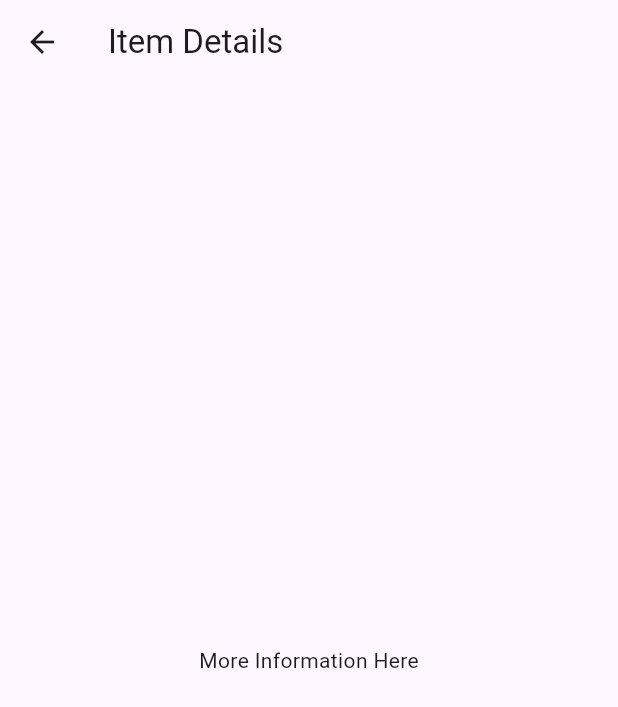
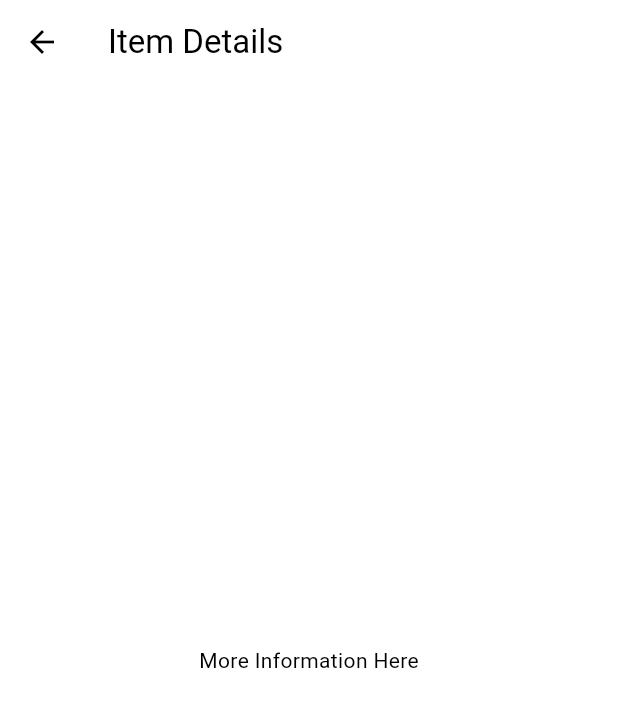
Before and after one commit to SurenaSKQ/moonrelay, a Flutter app: the screen it shows after launch, after a tap on an icon or button, on a phone screen of 412 x 824 dp. Shown: the top 707 px of the screen. Run offline on Flutter 3.47's test engine with Material 3 defaults, Android fonts, the phone set to English and light mode, and no system bars; our stand-ins replace logger; missing offline and left inert: matrix; generated files the repository leaves out were written again.

Commit message:
App entry and logging

```diff
--- a/lib/main.dart
+++ b/lib/main.dart
@@ -15,23 +15,69 @@
 // You should have received a copy of the GNU General Public License
 // along with Prject Azhi.  If not, see <http://www.gnu.org/licenses/>.
 
+// This is the application entry point. It servers the purpose of intializing vital data.
+
+// TODO[epic=very_logterm] Use fluent UI
+
+import 'dart:io';
+
+import 'package:flutter/foundation.dart';
 import 'package:flutter/material.dart';
-import 'package:fluent_ui/fluent_ui.dart';
+import 'package:logger/logger.dart';
+import 'package:matrix/encryption/utils/key_verification.dart';
 import 'src/app.dart';
 import 'src/settings/settings_controller.dart';
 import 'src/settings/settings_service.dart';
+import 'package:matrix/matrix.dart';
+import 'package:path_provider/path_provider.dart';
+import 'src/init_logger.dart';
 
 void main() async {
-  // Set up the SettingsController, which will glue user settings to multiple
-  // Flutter Widgets.
+  // TODO: Better error handling (application-wide item)
+  // TODO: Deffered loading, loading screen, etc.
+  Logger log = await initializeLog();
+  // Initialize the SDK Client object and do necessary initializations.
+  // Using HiveDatabase in "support directory" for all user data
+  // TODO[epic=longterm] use Isar? https://isar.dev/
+  // Support Emoji and Number sequence verification (future: QR code)
+  // Definitely use isolates to offload compute from main thread
+  final sdkClient = Client(
+    'Project Azhi',
+    databaseBuilder: (_) async {
+      try {
+        final dbpath = await getApplicationSupportDirectory();
+        final dbobj = HiveCollectionsDatabase('azhiDB', dbpath.path);
+        await dbobj.open();
+        return dbobj;
+      } catch (e) {
+        log.f(
+          "Failed to initialize database",
+          error: e,
+          stackTrace: StackTrace.current,
+          time: DateTime.now(),
+        );
+        exit(-1);
+      }
+    },
+    verificationMethods: {
+      KeyVerificationMethod.numbers,
+      KeyVerificationMethod.emoji,
+      // TODO[epic=longterm] QRCode
+      //KeyVerificationMethod.qrScan
+    },
+    nativeImplementations: NativeImplementationsIsolate(compute),
+  );
+
+  await sdkClient.init();
+  // Set up the SettingsController, which will glue user settings to multiple widgets.
   final settingsController = SettingsController(SettingsService());
-
   // Load the user's preferred theme while the splash screen is displayed.
   // This prevents a sudden theme change when the app is first displayed.
   await settingsController.loadSettings();
-
-  // Run the app and pass in the SettingsController. The app listens to the
-  // SettingsController for changes, then passes it further down to the
-  // SettingsView.
-  runApp(MyApp(settingsController: settingsController));
+  runApp(
+    AzhiStartApp(
+      settingsController: settingsController,
+      client: sdkClient,
+    ),
+  );
 }
--- a/lib/src/app.dart
+++ b/lib/src/app.dart
@@ -1,20 +1,26 @@
 import 'package:flutter/material.dart';
 import 'package:flutter_gen/gen_l10n/app_localizations.dart';
 import 'package:flutter_localizations/flutter_localizations.dart';
+import 'package:matrix/matrix.dart';
 
 import 'sample_feature/sample_item_details_view.dart';
 import 'sample_feature/sample_item_list_view.dart';
 import 'settings/settings_controller.dart';
 import 'settings/settings_view.dart';
+import 'screens/loading_screen.dart';
+import 'screens/login_screen.dart';
+import 'screens/chat_screen.dart';
 
-/// The Widget that configures your application.
-class MyApp extends StatelessWidget {
-  const MyApp({
+/// The base starting widget of the application.
+class AzhiStartApp extends StatelessWidget {
+  const AzhiStartApp({
     super.key,
     required this.settingsController,
+    required this.client,
   });
 
   final SettingsController settingsController;
+  final Client client;
 
   @override
   Widget build(BuildContext context) {
@@ -30,7 +36,7 @@ class MyApp extends StatelessWidget {
           // MaterialApp to restore the navigation stack when a user leaves and
           // returns to the app after it has been killed while running in the
           // background.
-          restorationScopeId: 'app',
+          restorationScopeId: 'AZH',
 
           // Provide the generated AppLocalizations to the MaterialApp. This
           // allows descendant Widgets to display the correct translations
@@ -43,6 +49,7 @@ class MyApp extends StatelessWidget {
           ],
           supportedLocales: const [
             Locale('en', ''), // English, no country code
+            Locale('fa', 'IR'),
           ],
 
           // Use AppLocalizations to configure the correct application title
@@ -56,8 +63,24 @@ class MyApp extends StatelessWidget {
           // Define a light and dark color theme. Then, read the user's
           // preferred ThemeMode (light, dark, or system default) from the
           // SettingsController to display the correct theme.
-          theme: ThemeData(),
-          darkTheme: ThemeData.dark(),
+          theme: ThemeData(
+            useMaterial3: true,
+            colorScheme: ColorScheme.fromSwatch(
+              primarySwatch: Colors.blue,
+              backgroundColor: Colors.white70,
+              errorColor: Colors.red,
+              brightness: Brightness.light,
+            ),
+          ),
+          darkTheme: ThemeData(
+            useMaterial3: true,
+            colorScheme: ColorScheme.fromSwatch(
+              primarySwatch: Colors.blue,
+              backgroundColor: Colors.black,
+              errorColor: Colors.red,
+              brightness: Brightness.dark,
+            ),
+          ),
           themeMode: settingsController.themeMode,
 
           // Define a function to handle named routes in order to support
--- /dev/null
+++ b/lib/src/init_logger.dart
@@ -0,0 +1,49 @@
+// Copyright (C) 2024 Surena Karimpour Ghannadi
+//
+// This file is part of Prject Azhi.
+//
+// Prject Azhi is free software: you can redistribute it and/or modify
+// it under the terms of the GNU General Public License as published by
+// the Free Software Foundation, either version 3 of the License, or
+// (at your option) any later version.
+//
+// Prject Azhi is distributed in the hope that it will be useful,
+// but WITHOUT ANY WARRANTY; without even the implied warranty of
+// MERCHANTABILITY or FITNESS FOR A PARTICULAR PURPOSE.  See the
+// GNU General Public License for more details.
+//
+// You should have received a copy of the GNU General Public License
+// along with Prject Azhi.  If not, see <https://www.gnu.org/licenses/>.
+
+import 'dart:convert';
+import 'dart:io';
+
+import 'package:flutter/foundation.dart';
+import 'package:logger/logger.dart';
+import 'package:path_provider/path_provider.dart';
+
+Future<Logger> initializeLog() async {
+  try {
+    Directory cache = await getApplicationCacheDirectory();
+    Directory logDir = await Directory('${cache.path}/log').create();
+    return Logger(
+      printer: PrettyPrinter(
+        colors: (Platform.isMacOS ? false : true),
+        printTime: true,
+        printEmojis: true,
+        methodCount: 5,
+      ),
+      output: AdvancedFileOutput(
+        path: logDir.path,
+        encoding: utf8,
+        maxFileSizeKB: 8192,
+        maxDelay: const Duration(minutes: 2),
+      ),
+      filter: DevelopmentFilter(),
+    );
+  } catch (e) {
+    debugPrint(
+        "Log initialization failed at ${StackTrace.current.toString()} ${e.toString()}");
+    exit(-1);
+  }
+}
```
